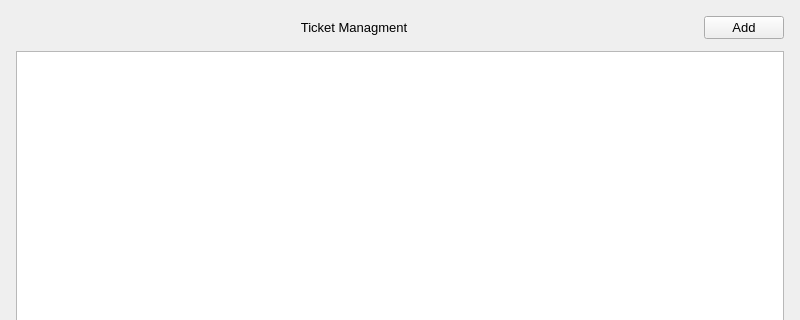
wyyalhz/RemoteExpert, file client/Presentation/pages/TicketPage/ticket_page.ui: the form before one commit; both pictures show x 0 to 800 and y 0 to 320 of the 800 by 600 pixel window.
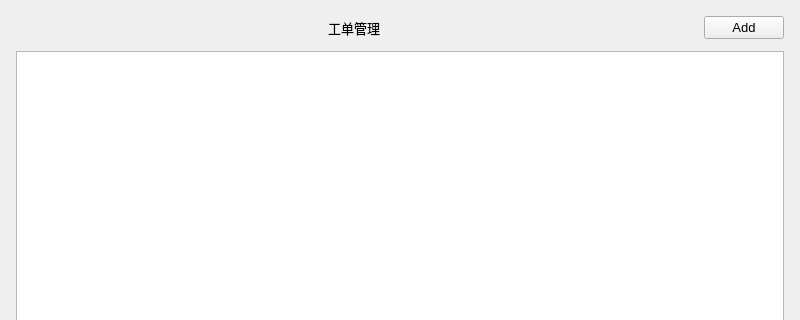
The form after the commit.

The edit to the form file:
```diff
--- a/client/Presentation/pages/TicketPage/ticket_page.ui
+++ b/client/Presentation/pages/TicketPage/ticket_page.ui
@@ -25,7 +25,7 @@
         </sizepolicy>
        </property>
        <property name="text">
-        <string>Ticket Managment</string>
+        <string>工单管理</string>
        </property>
        <property name="alignment">
         <set>Qt::AlignCenter</set>
```
Left out of the diff: 33 changed lines with no effect on the pictures.
